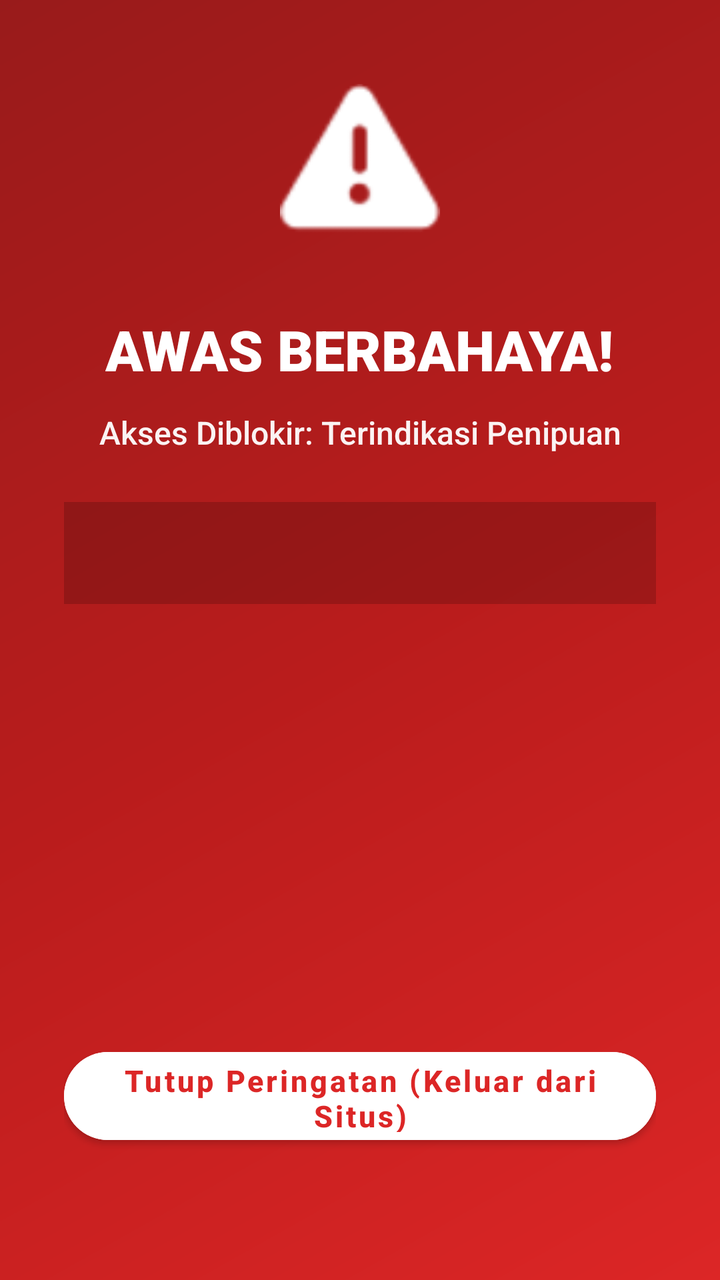
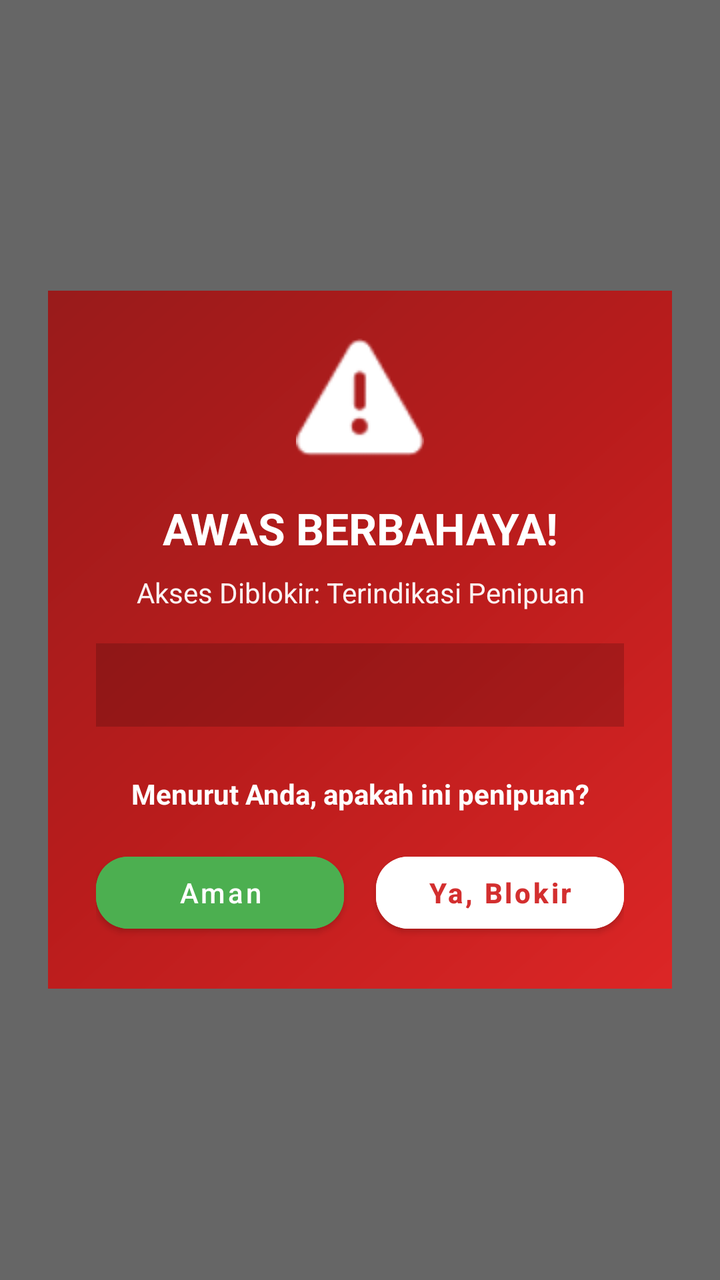

Before-and-after screenshots of an Android layout around one commit, followed by the original layout XML and the change that was made.
<!-- AndroidManifest.xml: activity theme Theme.Warning -->
<!-- res/layout/activity_warning.xml -->
<?xml version="1.0" encoding="utf-8"?>
<FrameLayout xmlns:android="http://schemas.android.com/apk/res/android"
    android:layout_width="match_parent"
    android:layout_height="match_parent"
    android:background="@drawable/bg_warning_gradient">

    <LinearLayout
        android:layout_width="match_parent"
        android:layout_height="match_parent"
        android:orientation="vertical"
        android:gravity="center"
        android:padding="32dp">

        
        <FrameLayout
            android:layout_width="100dp"
            android:layout_height="100dp"
            android:layout_marginBottom="24dp">

            <ImageView
                android:layout_width="80dp"
                android:layout_height="80dp"
                android:layout_gravity="center"
                android:src="@android:drawable/ic_dialog_alert"
                android:tint="#FFFFFF"
                android:contentDescription="Warning" />
        </FrameLayout>

        
        <TextView
            android:layout_width="wrap_content"
            android:layout_height="wrap_content"
            android:text="@string/warning_title"
            android:textColor="#FFFFFF"
            android:textSize="28sp"
            android:fontFamily="sans-serif-black"
            android:textStyle="bold"
            android:gravity="center" />

        
        <TextView
            android:id="@+id/tvWarningReason"
            android:layout_width="wrap_content"
            android:layout_height="wrap_content"
            android:layout_marginTop="12dp"
            android:text="@string/warning_subtitle"
            android:textColor="#FFFFFF"
            android:textSize="16sp"
            android:alpha="0.95"
            android:fontFamily="sans-serif-medium"
            android:gravity="center" />

        
        <TextView
            android:id="@+id/tvWarningUrl"
            android:layout_width="match_parent"
            android:layout_height="wrap_content"
            android:layout_marginTop="24dp"
            android:background="#33000000"
            android:padding="16dp"
            android:textColor="#FFFFFF"
            android:textSize="14sp"
            android:alpha="0.85"
            android:fontFamily="monospace"
            android:gravity="center"
            android:maxLines="3"
            android:ellipsize="middle" />

        
        <View
            android:layout_width="0dp"
            android:layout_height="0dp"
            android:layout_weight="1" />

        
        <com.google.android.material.button.MaterialButton
            android:id="@+id/btnCloseWarning"
            android:layout_width="match_parent"
            android:layout_height="56dp"
            android:text="@string/warning_btn_close"
            android:textAllCaps="false"
            android:textColor="@color/error_dark"
            android:textSize="15sp"
            android:textStyle="bold"
            android:backgroundTint="#FFFFFF"
            android:layout_marginBottom="32dp"
            app:cornerRadius="28dp"
            xmlns:app="http://schemas.android.com/apk/res-auto" />

    </LinearLayout>
</FrameLayout>
<!-- resources referenced by this layout -->
<resources>
  <color name="error_dark">#DC2626</color>
  <!-- drawable bg_warning_gradient (drawable) -->
  <?xml version="1.0" encoding="utf-8"?>
  <shape xmlns:android="http://schemas.android.com/apk/res/android">
      <gradient
          android:startColor="#DC2626"
          android:centerColor="#B91C1C"
          android:endColor="#991B1B"
          android:angle="135" />
  </shape>
  <string name="warning_btn_close">Tutup Peringatan (Keluar dari Situs)</string>
  <string name="warning_subtitle">Akses Diblokir: Terindikasi Penipuan</string>
  <string name="warning_title">AWAS BERBAHAYA!</string>
  <style name="Theme.Warning" parent="Theme.MaterialComponents.DayNight.NoActionBar">
          <item name="android:windowBackground">@color/error_dark</item>
          <item name="android:statusBarColor">@color/error_dark</item>
          <item name="android:navigationBarColor">@color/error_dark</item>
      </style>
</resources>

<!-- the commit's change to res/layout/activity_warning.xml (unified diff, before → after) -->
@@ -1,53 +1,55 @@
 <?xml version="1.0" encoding="utf-8"?>
 <FrameLayout xmlns:android="http://schemas.android.com/apk/res/android"
+    xmlns:app="http://schemas.android.com/apk/res-auto"
     android:layout_width="match_parent"
     android:layout_height="match_parent"
-    android:background="@drawable/bg_warning_gradient">
+    android:background="#99000000"
+    android:gravity="center">
 
+    
     <LinearLayout
         android:layout_width="match_parent"
-        android:layout_height="match_parent"
+        android:layout_height="wrap_content"
         android:orientation="vertical"
-        android:gravity="center"
-        android:padding="32dp">
+        android:layout_gravity="center"
+        android:layout_margin="24dp"
+        android:background="@drawable/bg_warning_gradient"
+        android:padding="24dp">
 
         
         <FrameLayout
-            android:layout_width="100dp"
-            android:layout_height="100dp"
-            android:layout_marginBottom="24dp">
-
+            android:layout_width="64dp"
+            android:layout_height="64dp"
+            android:layout_gravity="center"
+            android:layout_marginBottom="16dp">
             <ImageView
-                android:layout_width="80dp"
-                android:layout_height="80dp"
-                android:layout_gravity="center"
+                android:layout_width="match_parent"
+                android:layout_height="match_parent"
                 android:src="@android:drawable/ic_dialog_alert"
-                android:tint="#FFFFFF"
+                app:tint="#FFFFFF"
                 android:contentDescription="Warning" />
         </FrameLayout>
 
         
         <TextView
-            android:layout_width="wrap_content"
+            android:layout_width="match_parent"
             android:layout_height="wrap_content"
             android:text="@string/warning_title"
             android:textColor="#FFFFFF"
-            android:textSize="28sp"
-            android:fontFamily="sans-serif-black"
+            android:textSize="22sp"
             android:textStyle="bold"
             android:gravity="center" />
 
         
         <TextView
             android:id="@+id/tvWarningReason"
-            android:layout_width="wrap_content"
+            android:layout_width="match_parent"
             android:layout_height="wrap_content"
-            android:layout_marginTop="12dp"
+            android:layout_marginTop="8dp"
             android:text="@string/warning_subtitle"
             android:textColor="#FFFFFF"
-            android:textSize="16sp"
+            android:textSize="14sp"
             android:alpha="0.95"
-            android:fontFamily="sans-serif-medium"
             android:gravity="center" />
 
         
@@ -55,11 +57,11 @@
             android:id="@+id/tvWarningUrl"
             android:layout_width="match_parent"
             android:layout_height="wrap_content"
-            android:layout_marginTop="24dp"
+            android:layout_marginTop="16dp"
             android:background="#33000000"
-            android:padding="16dp"
+            android:padding="12dp"
             android:textColor="#FFFFFF"
-            android:textSize="14sp"
+            android:textSize="13sp"
             android:alpha="0.85"
             android:fontFamily="monospace"
             android:gravity="center"
@@ -67,25 +69,52 @@
             android:ellipsize="middle" />
 
         
-        <View
-            android:layout_width="0dp"
-            android:layout_height="0dp"
-            android:layout_weight="1" />
+        <TextView
+            android:id="@+id/tvQuestion"
+            android:layout_width="match_parent"
+            android:layout_height="wrap_content"
+            android:text="Menurut Anda, apakah ini penipuan?"
+            android:textColor="#FFFFFF"
+            android:textSize="14sp"
+            android:textStyle="bold"
+            android:gravity="center"
+            android:layout_marginTop="24dp"
+            android:layout_marginBottom="16dp"/>
 
-        
-        <com.google.android.material.button.MaterialButton
-            android:id="@+id/btnCloseWarning"
+        <LinearLayout
             android:layout_width="match_parent"
-            android:layout_height="56dp"
-            android:text="@string/warning_btn_close"
-            android:textAllCaps="false"
-            android:textColor="@color/error_dark"
-            android:textSize="15sp"
-            android:textStyle="bold"
-            android:backgroundTint="#FFFFFF"
-            android:layout_marginBottom="32dp"
-            app:cornerRadius="28dp"
-            xmlns:app="http://schemas.android.com/apk/res-auto" />
+            android:layout_height="wrap_content"
+            android:orientation="horizontal"
+            android:weightSum="2">
 
+            
+            <com.google.android.material.button.MaterialButton
+                android:id="@+id/btnMarkSafe"
+                android:layout_width="0dp"
+                android:layout_height="48dp"
+                android:layout_weight="1"
+                android:layout_marginEnd="8dp"
+                android:text="Aman"
+                android:textAllCaps="false"
+                android:textColor="#FFFFFF"
+                android:textSize="14sp"
+                android:backgroundTint="#4CAF50"
+                app:cornerRadius="16dp" />
+
+            
+            <com.google.android.material.button.MaterialButton
+                android:id="@+id/btnCloseWarning"
+                android:layout_width="0dp"
+                android:layout_height="48dp"
+                android:layout_weight="1"
+                android:layout_marginStart="8dp"
+                android:text="Ya, Blokir"
+                android:textAllCaps="false"
+                android:textColor="#D32F2F"
+                android:textSize="14sp"
+                android:textStyle="bold"
+                android:backgroundTint="#FFFFFF"
+                app:cornerRadius="16dp" />
+        </LinearLayout>
     </LinearLayout>
 </FrameLayout>
<!-- resource entries referenced after the edit -->
@@ -1,6 +1,5 @@
 <!-- resources referenced by this layout -->
 <resources>
-  <color name="error_dark">#DC2626</color>
   <!-- drawable bg_warning_gradient (drawable) -->
   <?xml version="1.0" encoding="utf-8"?>
   <shape xmlns:android="http://schemas.android.com/apk/res/android">
@@ -10,13 +9,15 @@
           android:endColor="#991B1B"
           android:angle="135" />
   </shape>
-  <string name="warning_btn_close">Tutup Peringatan (Keluar dari Situs)</string>
   <string name="warning_subtitle">Akses Diblokir: Terindikasi Penipuan</string>
   <string name="warning_title">AWAS BERBAHAYA!</string>
-  <style name="Theme.Warning" parent="Theme.MaterialComponents.DayNight.NoActionBar">
-          <item name="android:windowBackground">@color/error_dark</item>
-          <item name="android:statusBarColor">@color/error_dark</item>
-          <item name="android:navigationBarColor">@color/error_dark</item>
+  <style name="Theme.Warning" parent="Theme.MaterialComponents.Light.Dialog.Alert">
+          <item name="android:windowIsTranslucent">true</item>
+          <item name="android:windowBackground">@android:color/transparent</item>
+          <item name="android:windowContentOverlay">@null</item>
+          <item name="android:windowNoTitle">true</item>
+          <item name="android:windowIsFloating">true</item>
+          <item name="android:backgroundDimEnabled">true</item>
       </style>
 </resources>
 
